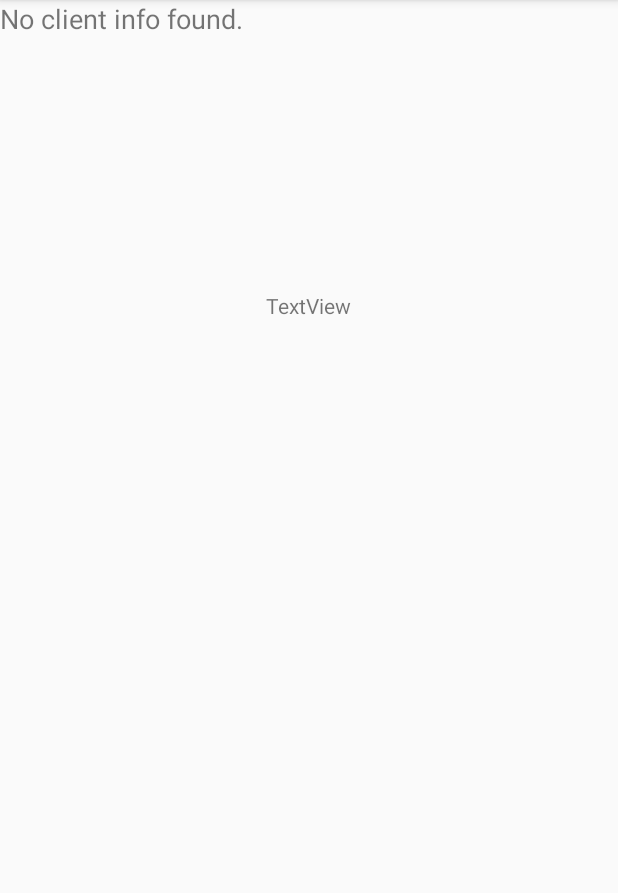
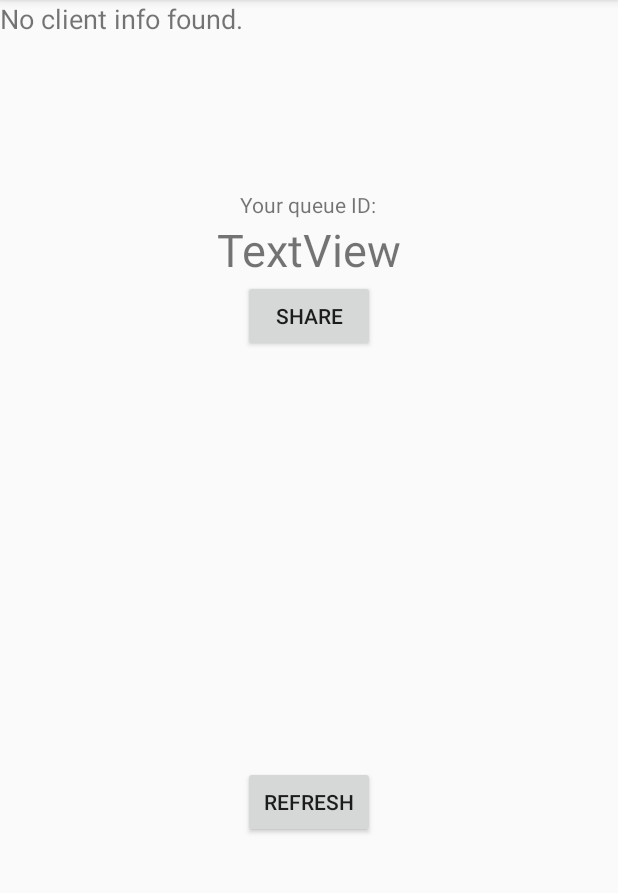
Before and after one commit to MrGussio/TrackQueuerAndroid, an Android app: the screen it shows after launch (MainActivity), on a phone screen of 412 x 824 dp, the part 84-977 px from its top. Run offline under Robolectric (Android 15) with nearby library versions, the phone set to English and light mode, and no system bars; our stand-ins replace Volley; libraries missing offline, so code that uses them is left out: com.spotify.android, com.spotify.protocol; 2 statements that could not run were skipped.

Commit message:
Added synchronization functionality.

```diff
--- a/app/src/main/res/layout/activity_main.xml
+++ b/app/src/main/res/layout/activity_main.xml
@@ -16,12 +16,39 @@
         android:textSize="18sp" />
 
     <TextView
-        android:id="@+id/textView"
+        android:id="@+id/uriText"
         android:layout_width="wrap_content"
         android:layout_height="wrap_content"
         android:layout_alignParentTop="true"
         android:layout_centerHorizontal="true"
-        android:layout_marginTop="194dp"
-        android:text="TextView" />
+        android:layout_marginTop="146dp"
+        android:text="TextView"
+        android:textSize="30sp" />
+
+    <TextView
+        android:id="@+id/uriTitle"
+        android:layout_width="wrap_content"
+        android:layout_height="wrap_content"
+        android:layout_above="@+id/uriText"
+        android:layout_centerHorizontal="true"
+        android:layout_marginBottom="-146dp"
+        android:text="@string/uriTitle" />
+
+    <Button
+        android:id="@+id/shareButton"
+        android:layout_width="wrap_content"
+        android:layout_height="wrap_content"
+        android:layout_below="@+id/uriText"
+        android:layout_centerHorizontal="true"
+        android:text="@string/share" />
+
+    <Button
+        android:id="@+id/refreshButton"
+        android:layout_width="wrap_content"
+        android:layout_height="wrap_content"
+        android:layout_alignParentBottom="true"
+        android:layout_centerHorizontal="true"
+        android:layout_marginBottom="209dp"
+        android:text="@string/refreshButton" />
 
 </RelativeLayout>
--- a/app/src/main/res/values/strings.xml
+++ b/app/src/main/res/values/strings.xml
@@ -1,4 +1,9 @@
 <resources>
     <string name="app_name">SpotifyQueuer</string>
     <string name="noClientInfoFound">No client info found.</string>
+    <string name="uriTitle">Your queue ID:</string>
+    <string name="share">Share</string>
+    <string name="pullSongsError">Error while retrieving queue.</string>
+    <string name="refreshButton">Refresh</string>
+    <string name="pullSongsSuccess">Succesfully updated queue.</string>
 </resources>
```
Also changed, not shown: app/src/main/java/nl/gussio/spotifyqueuer/MainActivity.java (+57 -4 lines).
